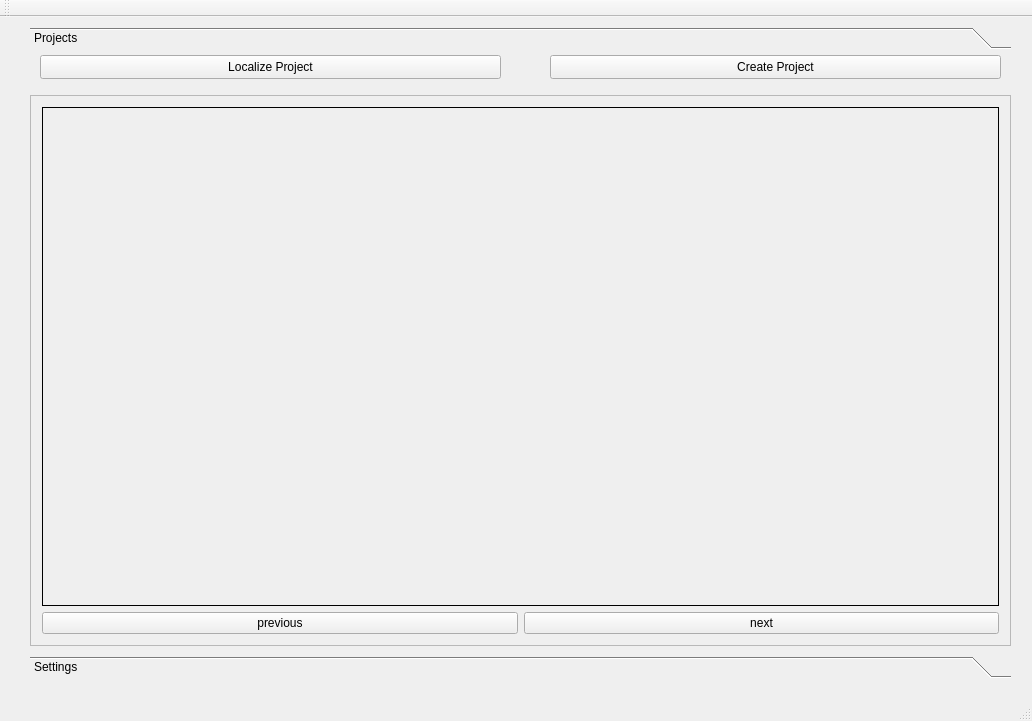
Old version of the form UnrealManager.ui in the repository Kiukey/UnrealManager.
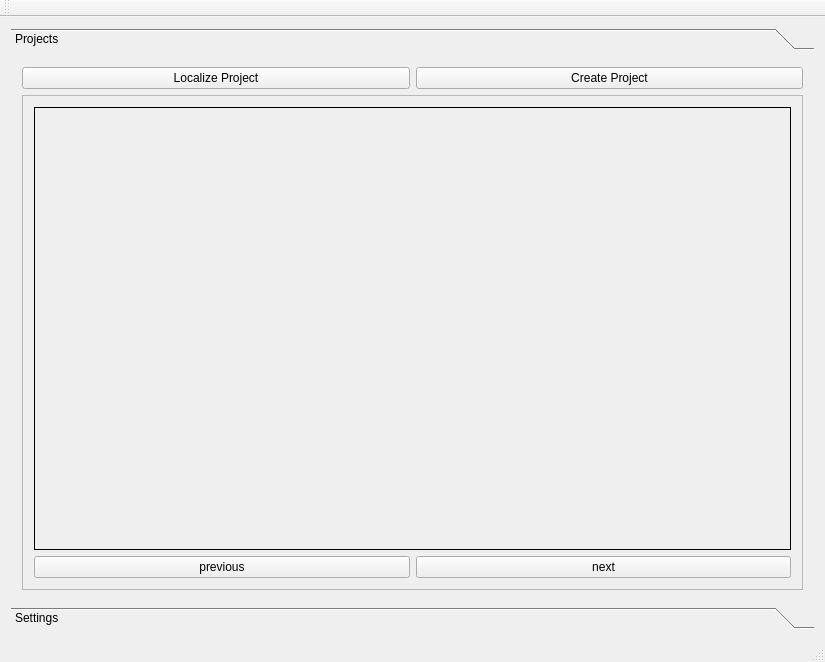
New version of the form.

What changed in the file:
```diff
--- a/UnrealManager.ui
+++ b/UnrealManager.ui
@@ -6,8 +6,8 @@
    <rect>
     <x>0</x>
     <y>0</y>
-    <width>1032</width>
-    <height>721</height>
+    <width>825</width>
+    <height>662</height>
    </rect>
   </property>
   <property name="windowTitle">
@@ -17,15 +17,9 @@
    <enum>Qt::LeftToRight</enum>
   </property>
   <widget class="QWidget" name="centralWidget">
+   <layout class="QGridLayout" name="gridLayout_2">
+    <item row="0" column="0">
    <widget class="QToolBox" name="toolBox">
-    <property name="geometry">
-     <rect>
-      <x>30</x>
-      <y>10</y>
-      <width>981</width>
-      <height>651</height>
-     </rect>
-    </property>
     <property name="currentIndex">
      <number>0</number>
     </property>
@@ -34,22 +28,30 @@
       <rect>
        <x>0</x>
        <y>0</y>
-       <width>981</width>
-       <height>591</height>
+         <width>807</width>
+         <height>529</height>
       </rect>
      </property>
      <attribute name="label">
       <string>Projects</string>
      </attribute>
+       <layout class="QGridLayout" name="gridLayout_3">
+        <item row="0" column="0">
+         <widget class="QPushButton" name="LocalizeButton">
+          <property name="text">
+           <string>Localize Project</string>
+          </property>
+         </widget>
+        </item>
+        <item row="0" column="1">
+         <widget class="QPushButton" name="CreateButton">
+          <property name="text">
+           <string>Create Project</string>
+          </property>
+         </widget>
+        </item>
+        <item row="1" column="0" colspan="2">
      <widget class="QScrollArea" name="ProjectsList">
-      <property name="geometry">
-       <rect>
-        <x>0</x>
-        <y>40</y>
-        <width>981</width>
-        <height>551</height>
-       </rect>
-      </property>
       <property name="widgetResizable">
        <bool>true</bool>
       </property>
@@ -58,8 +60,8 @@
         <rect>
          <x>0</x>
          <y>0</y>
-         <width>979</width>
-         <height>549</height>
+             <width>787</width>
+             <height>479</height>
         </rect>
        </property>
        <layout class="QGridLayout" name="gridLayout">
@@ -100,32 +102,8 @@
        </layout>
       </widget>
      </widget>
-     <widget class="QPushButton" name="LocalizeButton">
-      <property name="geometry">
-       <rect>
-        <x>10</x>
-        <y>0</y>
-        <width>461</width>
-        <height>24</height>
-       </rect>
-      </property>
-      <property name="text">
-       <string>Localize Project</string>
-      </property>
-     </widget>
-     <widget class="QPushButton" name="CreateButton">
-      <property name="geometry">
-       <rect>
-        <x>520</x>
-        <y>0</y>
-        <width>451</width>
-        <height>24</height>
-       </rect>
-      </property>
-      <property name="text">
-       <string>Create Project</string>
-      </property>
-     </widget>
+        </item>
+       </layout>
     </widget>
     <widget class="QWidget" name="Setting_tab">
      <property name="geometry">
@@ -141,6 +119,8 @@
      </attribute>
     </widget>
    </widget>
+    </item>
+   </layout>
   </widget>
   <widget class="QMenuBar" name="menuBar">
    <property name="geometry">
```
Left out of the diff: 6 changed lines with no effect on the pictures. Lines whose indentation alone changed are shown as unchanged.
